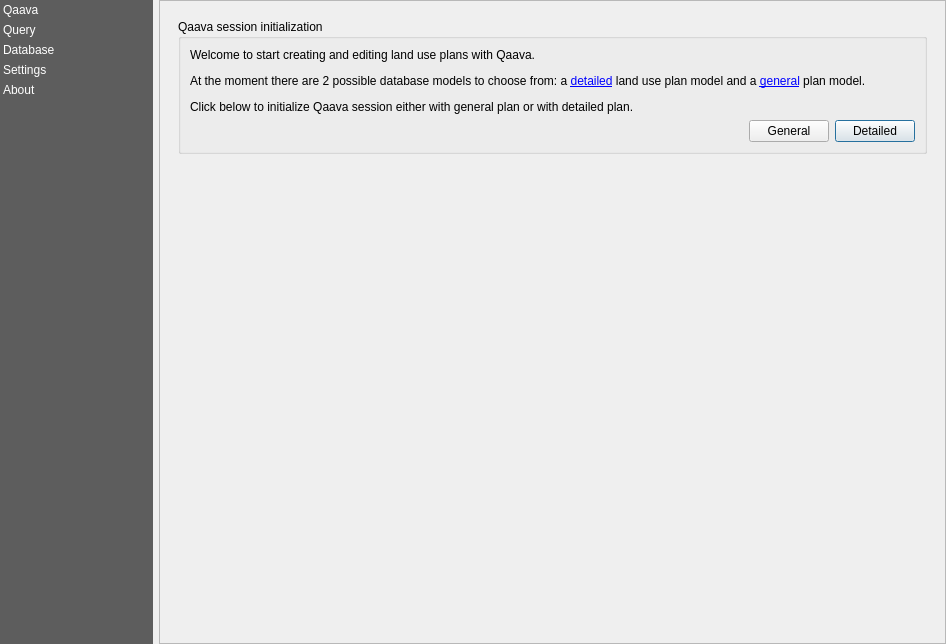
GispoCoding/qaava-qgis-plugin, file Qaava/resources/ui/main_dialog.ui: the form before one commit.
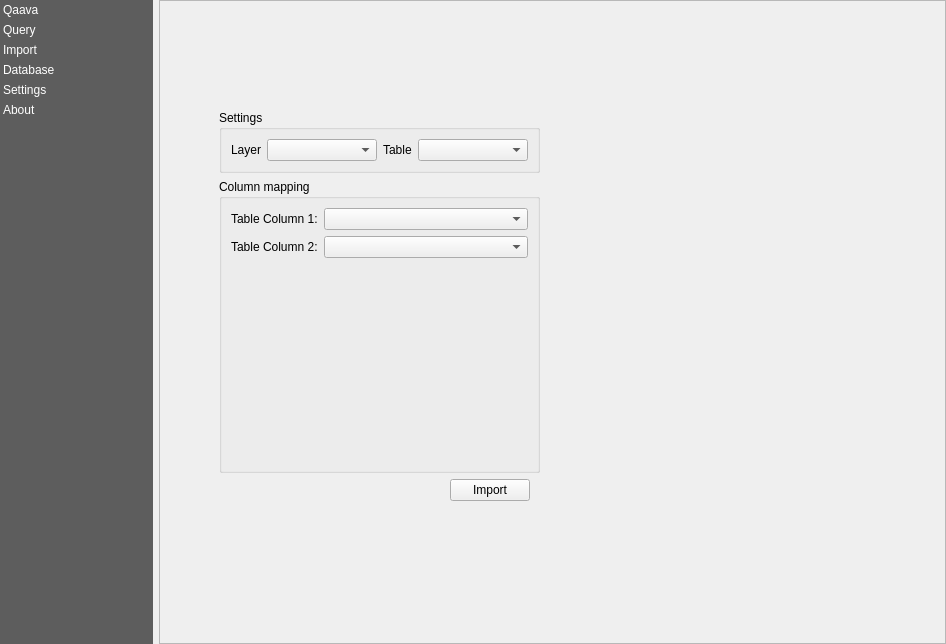
The form after the commit. The open tabs and pages were chosen to show the change. Custom widgets are drawn as their Qt base class.

Commit message: #5: add basic UI structure

Patch:
```diff
--- a/Qaava/resources/ui/main_dialog.ui
+++ b/Qaava/resources/ui/main_dialog.ui
@@ -93,6 +93,11 @@
        <string>Query</string>
       </property>
      </item>
+     <item>
+      <property name="text">
+       <string>Import</string>
+      </property>
+     </item>
      <item>
       <property name="text">
        <string>Database</string>
@@ -452,6 +457,141 @@
              </item>
             </layout>
            </widget>
+           <widget class="QWidget" name="import_2">
+            <widget class="QWidget" name="verticalLayoutWidget">
+             <property name="geometry">
+              <rect>
+               <x>50</x>
+               <y>100</y>
+               <width>321</width>
+               <height>391</height>
+              </rect>
+             </property>
+             <layout class="QVBoxLayout" name="verticalLayout_20">
+              <item>
+               <widget class="QGroupBox" name="groupBox_5">
+                <property name="title">
+                 <string>Settings</string>
+                </property>
+                <layout class="QVBoxLayout" name="verticalLayout_19">
+                 <item>
+                  <layout class="QHBoxLayout" name="horizontalLayout_3">
+                   <item>
+                    <layout class="QHBoxLayout" name="horizontalLayout_9">
+                     <item>
+                      <layout class="QFormLayout" name="formLayout">
+                       <item row="0" column="0">
+                        <widget class="QLabel" name="label_10">
+                         <property name="text">
+                          <string>Layer</string>
+                         </property>
+                        </widget>
+                       </item>
+                       <item row="0" column="1">
+                        <widget class="QgsMapLayerComboBox" name="layer_combo_box"/>
+                       </item>
+                      </layout>
+                     </item>
+                    </layout>
+                   </item>
+                   <item>
+                    <layout class="QHBoxLayout" name="horizontalLayout_10">
+                     <item>
+                      <layout class="QFormLayout" name="formLayout_2">
+                       <item row="0" column="0">
+                        <widget class="QLabel" name="label_11">
+                         <property name="text">
+                          <string>Table</string>
+                         </property>
+                        </widget>
+                       </item>
+                       <item row="0" column="1">
+                        <widget class="QComboBox" name="q_combo_box_table"/>
+                       </item>
+                      </layout>
+                     </item>
+                    </layout>
+                   </item>
+                  </layout>
+                 </item>
+                </layout>
+               </widget>
+              </item>
+              <item>
+               <widget class="QGroupBox" name="groupBox_8">
+                <property name="sizePolicy">
+                 <sizepolicy hsizetype="Expanding" vsizetype="Expanding">
+                  <horstretch>0</horstretch>
+                  <verstretch>0</verstretch>
+                 </sizepolicy>
+                </property>
+                <property name="title">
+                 <string>Column mapping</string>
+                </property>
+                <layout class="QVBoxLayout" name="verticalLayout_21">
+                 <item>
+                  <layout class="QFormLayout" name="form_layout_column_mapping">
+                   <item row="0" column="0">
+                    <widget class="QLabel" name="label_field">
+                     <property name="text">
+                      <string>Table Column 1:</string>
+                     </property>
+                    </widget>
+                   </item>
+                   <item row="0" column="1">
+                    <widget class="QComboBox" name="q_combo_box_field"/>
+                   </item>
+                   <item row="1" column="0">
+                    <widget class="QLabel" name="field2Label">
+                     <property name="text">
+                      <string>Table Column 2:</string>
+                     </property>
+                    </widget>
+                   </item>
+                   <item row="1" column="1">
+                    <widget class="QComboBox" name="field2ComboBox"/>
+                   </item>
+                  </layout>
+                 </item>
+                </layout>
+               </widget>
+              </item>
+              <item>
+               <layout class="QHBoxLayout" name="horizontalLayout_11">
+                <property name="rightMargin">
+                 <number>10</number>
+                </property>
+                <item>
+                 <spacer name="horizontalSpacer_6">
+                  <property name="orientation">
+                   <enum>Qt::Horizontal</enum>
+                  </property>
+                  <property name="sizeHint" stdset="0">
+                   <size>
+                    <width>40</width>
+                    <height>20</height>
+                   </size>
+                  </property>
+                 </spacer>
+                </item>
+                <item>
+                 <widget class="QPushButton" name="q_push_button_import">
+                  <property name="sizePolicy">
+                   <sizepolicy hsizetype="Fixed" vsizetype="Fixed">
+                    <horstretch>0</horstretch>
+                    <verstretch>0</verstretch>
+                   </sizepolicy>
+                  </property>
+                  <property name="text">
+                   <string>Import</string>
+                  </property>
+                 </widget>
+                </item>
+               </layout>
+              </item>
+             </layout>
+            </widget>
+           </widget>
            <widget class="QWidget" name="database">
             <layout class="QVBoxLayout" name="verticalLayout_18">
              <item>
```
The commit also changes 4 other files.
